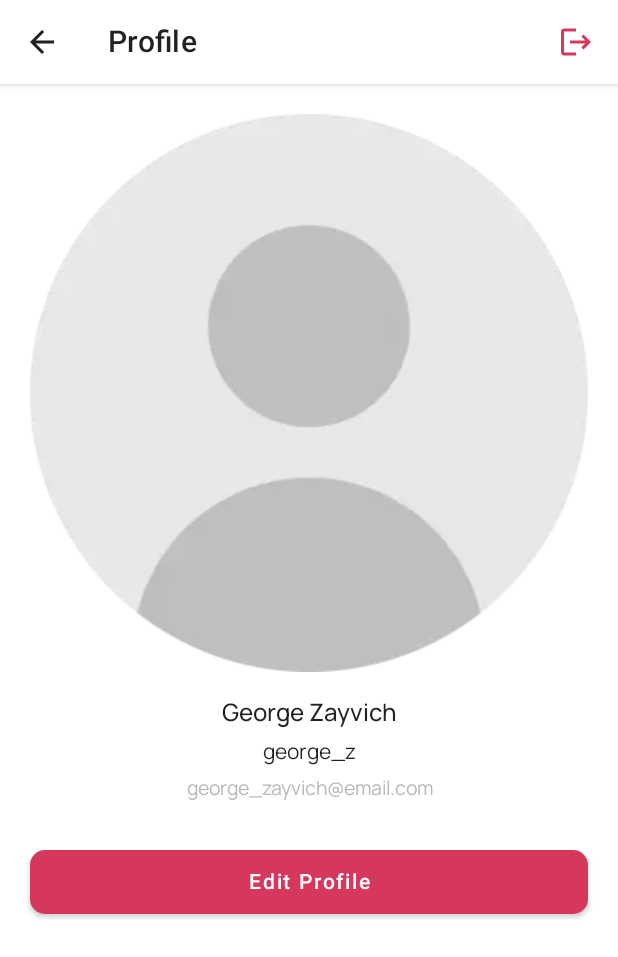
After one commit to ajailani4/sosyal-android, an Android app built with Jetpack Compose: the composable ProfileScreen shown on its own in the app's theme, on a phone screen of 412 x 824 dp. The commit adds this screen. Shown: the top 957 px of the screen. Run offline under Robolectric (Android 15) with nearby library versions, the phone set to English and light mode, and no system bars; network calls fail; pictures from the network do not load.

Commit message:
Add profile screen UI

```diff
--- /dev/null
+++ b/app/src/main/java/com/sosyal/app/ui/screen/profile/ProfileScreen.kt
@@ -0,0 +1,120 @@
+package com.sosyal.app.ui.screen.profile
+
+import androidx.compose.foundation.Image
+import androidx.compose.foundation.layout.*
+import androidx.compose.foundation.rememberScrollState
+import androidx.compose.foundation.verticalScroll
+import androidx.compose.material.*
+import androidx.compose.material.icons.Icons
+import androidx.compose.material.icons.filled.ArrowBack
+import androidx.compose.material.icons.filled.Logout
+import androidx.compose.runtime.Composable
+import androidx.compose.ui.Alignment
+import androidx.compose.ui.Modifier
+import androidx.compose.ui.res.painterResource
+import androidx.compose.ui.res.stringResource
+import androidx.compose.ui.text.style.TextAlign
+import androidx.compose.ui.tooling.preview.Preview
+import androidx.compose.ui.unit.dp
+import com.sosyal.app.R
+import com.sosyal.app.ui.theme.Grey3
+import com.sosyal.app.ui.theme.SosyalTheme
+
+@Composable
+fun ProfileScreen() {
+    val scaffoldState = rememberScaffoldState()
+
+    Scaffold(
+        scaffoldState = scaffoldState,
+        topBar = {
+            TopAppBar(
+                navigationIcon = {
+                    IconButton(onClick = { /*TODO*/ }) {
+                        Icon(
+                            imageVector = Icons.Default.ArrowBack,
+                            contentDescription = "Back icon"
+                        )
+                    }
+                },
+                title = {
+                    Text(text = stringResource(id = R.string.profile))
+                },
+                actions = {
+                    IconButton(onClick = { /*TODO*/ }) {
+                        Icon(
+                            imageVector = Icons.Default.Logout,
+                            tint = MaterialTheme.colors.primary,
+                            contentDescription = "Log out icon"
+                        )
+                    }
+                },
+                backgroundColor = MaterialTheme.colors.surface
+            )
+        }
+    ) { innerPadding ->
+        Box(
+            modifier = Modifier
+                .fillMaxSize()
+                .padding(innerPadding)
+                .verticalScroll(rememberScrollState())
+        ) {
+            Column(
+                modifier = Modifier
+                    .fillMaxWidth()
+                    .padding(20.dp),
+                horizontalAlignment = Alignment.CenterHorizontally
+            ) {
+                /*AsyncImage(
+                    model = ImageRequest.Builder(LocalContext.current)
+                        .data(R.drawable.img_default_ava)
+                        .placeholder(R.drawable.img_default_ava),
+                    contentDescription = "User profile avatar"
+                )*/
+                Image(
+                    painter = painterResource(id = R.drawable.img_default_ava),
+                    contentDescription = "User profile avatar"
+                )
+                Spacer(modifier = Modifier.height(15.dp))
+                Text(
+                    text = "George Zayvich",
+                    textAlign = TextAlign.Center,
+                    style = MaterialTheme.typography.subtitle1
+
+                )
+                Spacer(modifier = Modifier.height(6.dp))
+                Text(
+                    text = "george_z",
+                    textAlign = TextAlign.Center
+                )
+                Spacer(modifier = Modifier.height(6.dp))
+                Text(
+                    text = "george_zayvich@email.com",
+                    textAlign = TextAlign.Center,
+                    style = MaterialTheme.typography.body2.copy(
+                        color = Grey3
+                    )
+                )
+                Spacer(modifier = Modifier.height(30.dp))
+                Button(
+                    modifier = Modifier.fillMaxWidth(),
+                    shape = MaterialTheme.shapes.medium,
+                    onClick = { /*TODO*/ }
+                ) {
+                    Text(
+                        modifier = Modifier.padding(5.dp),
+                        text = stringResource(id = R.string.edit_profile),
+                        textAlign = TextAlign.Center
+                    )
+                }
+            }
+        }
+    }
+}
+
+@Preview
+@Composable
+fun PreviewProfileScreen() {
+    SosyalTheme {
+        ProfileScreen()
+    }
+}
--- a/app/src/main/res/values/strings.xml
+++ b/app/src/main/res/values/strings.xml
@@ -41,4 +41,7 @@
     <string name="upload_post">Upload Post</string>
     <string name="edit_post">Edit Post</string>
     <string name="write_something">Write something…</string>
+
+    <string name="profile">Profile</string>
+    <string name="edit_profile">Edit Profile</string>
 </resources>
```
Also changed, not shown: 1 other file.
